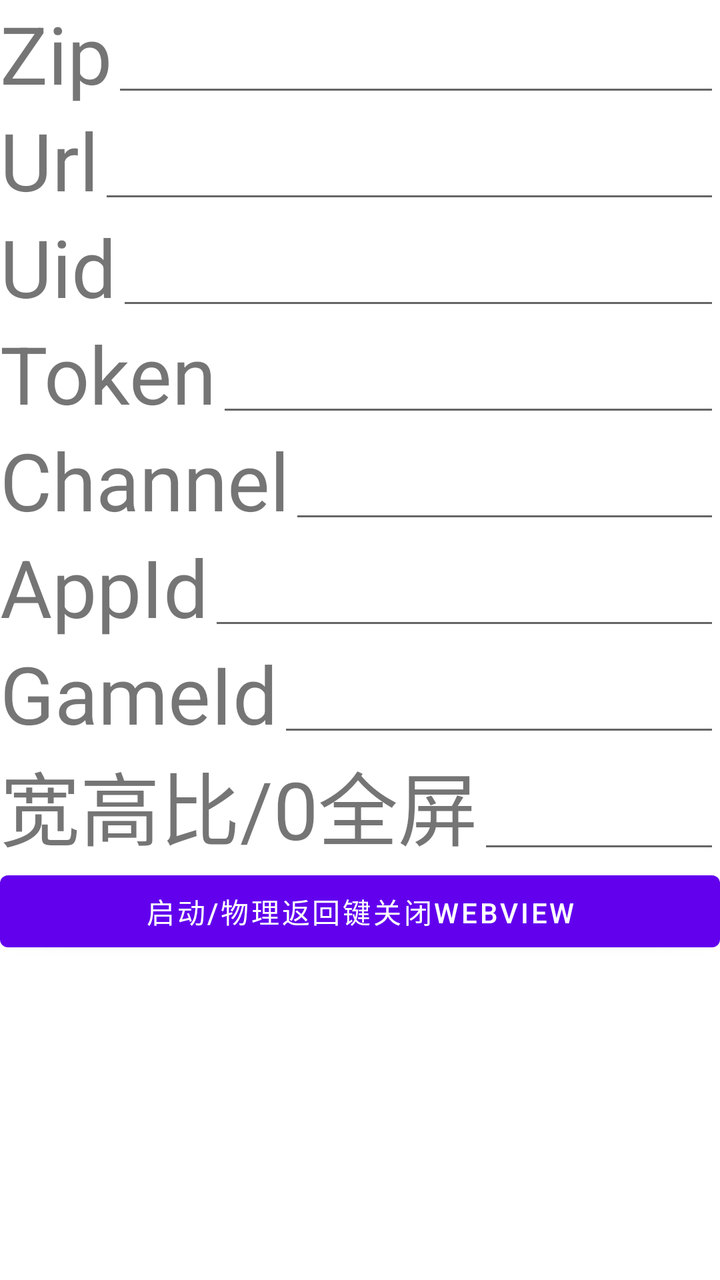
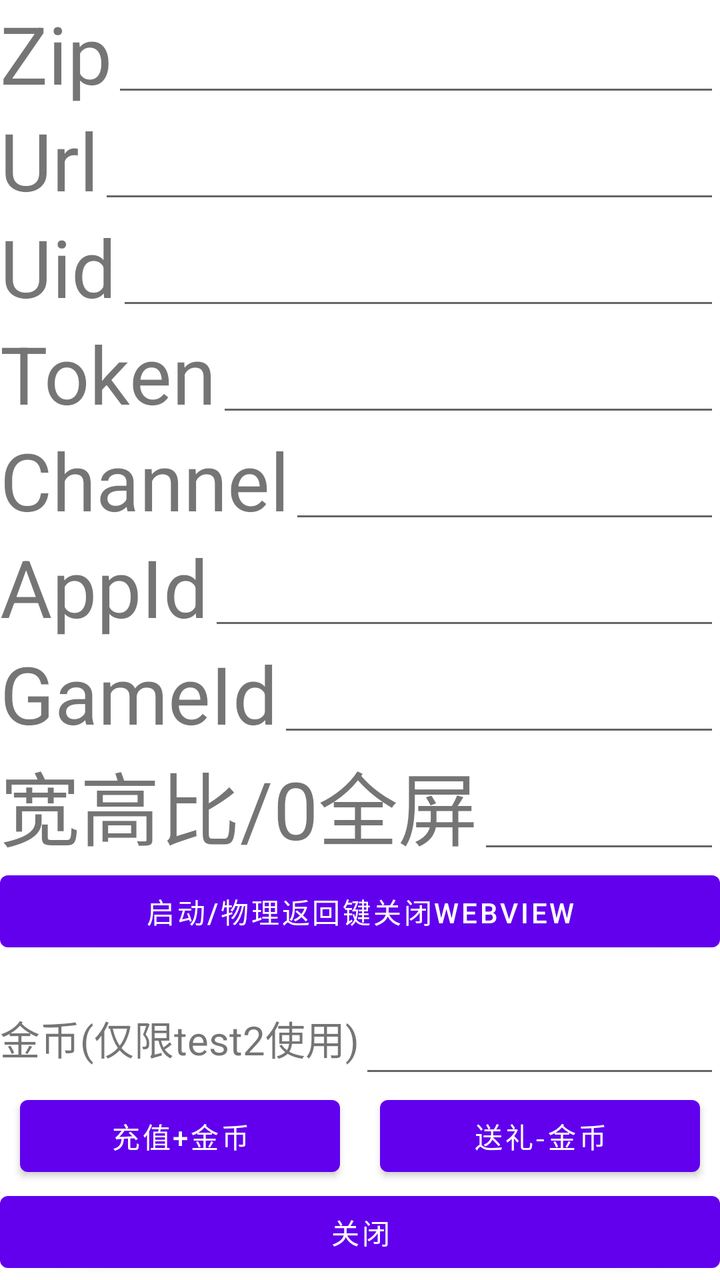

Before-and-after screenshots of an Android layout around one commit, followed by the original layout XML and the change that was made.
<!-- AndroidManifest.xml: application theme Theme.MyApplication -->
<!-- res/layout/main.xml -->
<?xml version="1.0" encoding="utf-8"?>
<FrameLayout xmlns:android="http://schemas.android.com/apk/res/android"
    android:layout_width="match_parent"
    android:layout_height="match_parent">

    <LinearLayout
        android:layout_width="match_parent"
        android:layout_height="match_parent"
        android:orientation="vertical">

        <LinearLayout
            android:layout_width="match_parent"
            android:layout_height="wrap_content">

            <TextView
                android:layout_width="wrap_content"
                android:layout_height="wrap_content"
                android:layout_gravity="center"
                android:text="@string/zip"
                android:textSize="40sp" />

            <EditText
                android:id="@+id/zip"
                android:layout_width="match_parent"
                android:layout_height="match_parent"
                android:layout_gravity="bottom"
                android:autofillHints=""
                android:inputType="text" />

        </LinearLayout>

        <LinearLayout
            android:layout_width="match_parent"
            android:layout_height="wrap_content">

            <TextView
                android:layout_width="wrap_content"
                android:layout_height="wrap_content"
                android:layout_gravity="center"
                android:text="@string/url"
                android:textSize="40sp" />

            <EditText
                android:id="@+id/url"
                android:layout_width="match_parent"
                android:layout_height="match_parent"
                android:layout_gravity="bottom"
                android:autofillHints=""
                android:inputType="text" />

        </LinearLayout>

        <LinearLayout
            android:layout_width="match_parent"
            android:layout_height="wrap_content">

            <TextView
                android:layout_width="wrap_content"
                android:layout_height="wrap_content"
                android:layout_gravity="center"
                android:text="@string/uid"
                android:textSize="40sp" />

            <EditText
                android:id="@+id/uid"
                android:layout_width="match_parent"
                android:layout_height="match_parent"
                android:layout_gravity="bottom"
                android:autofillHints=""
                android:inputType="text" />

        </LinearLayout>

        <LinearLayout
            android:layout_width="match_parent"
            android:layout_height="wrap_content">

            <TextView
                android:layout_width="wrap_content"
                android:layout_height="wrap_content"
                android:layout_gravity="center"
                android:text="@string/token"
                android:textSize="40sp" />

            <EditText
                android:id="@+id/token"
                android:layout_width="match_parent"
                android:layout_height="match_parent"
                android:layout_gravity="bottom"
                android:autofillHints=""
                android:inputType="text" />

        </LinearLayout>

        <LinearLayout
            android:layout_width="match_parent"
            android:layout_height="wrap_content">

            <TextView
                android:layout_width="wrap_content"
                android:layout_height="wrap_content"
                android:layout_gravity="center"
                android:text="@string/channel"
                android:textSize="40sp" />

            <EditText
                android:id="@+id/channel"
                android:layout_width="match_parent"
                android:layout_height="match_parent"
                android:layout_gravity="bottom"
                android:autofillHints=""
                android:inputType="text" />

        </LinearLayout>

        <LinearLayout
            android:layout_width="match_parent"
            android:layout_height="wrap_content">

            <TextView
                android:layout_width="wrap_content"
                android:layout_height="wrap_content"
                android:layout_gravity="center"
                android:text="@string/appId"
                android:textSize="40sp" />

            <EditText
                android:id="@+id/appId"
                android:layout_width="match_parent"
                android:layout_height="match_parent"
                android:layout_gravity="bottom"
                android:autofillHints=""
                android:inputType="text" />

        </LinearLayout>

        <LinearLayout
            android:layout_width="match_parent"
            android:layout_height="wrap_content">

            <TextView
                android:layout_width="wrap_content"
                android:layout_height="wrap_content"
                android:layout_gravity="center"
                android:text="@string/gameid"
                android:textSize="40sp" />

            <EditText
                android:id="@+id/gameid"
                android:layout_width="match_parent"
                android:layout_height="match_parent"
                android:layout_gravity="bottom"
                android:autofillHints=""
                android:inputType="text" />

        </LinearLayout>

        <LinearLayout
            android:layout_width="match_parent"
            android:layout_height="wrap_content">

            <TextView
                android:layout_width="wrap_content"
                android:layout_height="wrap_content"
                android:layout_gravity="center"
                android:text="@string/aspectRatio"
                android:textSize="40sp" />

            <EditText
                android:id="@+id/ratio"
                android:layout_width="match_parent"
                android:layout_height="match_parent"
                android:layout_gravity="bottom"
                android:autofillHints=""
                android:inputType="text" />

        </LinearLayout>

        <Button
            android:id="@+id/btn"
            android:layout_width="match_parent"
            android:layout_height="wrap_content"
            android:text="@string/start" />

    </LinearLayout>

    <WebView
        android:id="@+id/web"
        android:layout_width="match_parent"
        android:layout_height="300dp"
        android:layout_gravity="bottom"
        android:visibility="invisible" />

    <LinearLayout
        android:id="@+id/ll_topup"
        android:layout_width="match_parent"
        android:layout_height="wrap_content"
        android:layout_gravity="bottom"
        android:orientation="vertical"
        android:visibility="gone"
        >

        <LinearLayout
            android:layout_width="match_parent"
            android:layout_height="wrap_content"
            android:layout_margin="10dp">

            <TextView
                android:layout_width="wrap_content"
                android:layout_height="wrap_content"
                android:layout_gravity="center"
                android:text="@string/gold"
                android:textSize="20sp" />

            <EditText
                android:id="@+id/gold"
                android:layout_width="match_parent"
                android:layout_height="match_parent"
                android:layout_gravity="bottom"
                android:autofillHints=""
                android:inputType="text" />

        </LinearLayout>

        <LinearLayout
            android:layout_width="match_parent"
            android:layout_height="wrap_content">

            <Button
                android:id="@+id/btn_add"
                android:layout_width="match_parent"
                android:layout_height="wrap_content"
                android:layout_marginLeft="10dp"
                android:layout_marginRight="10dp"
                android:layout_weight="1"
                android:text="@string/add" />

            <Button
                android:id="@+id/btn_minus"
                android:layout_width="match_parent"
                android:layout_height="wrap_content"
                android:layout_marginLeft="10dp"
                android:layout_marginRight="10dp"
                android:layout_weight="1"
                android:text="@string/minus" />

        </LinearLayout>

        <Button
            android:id="@+id/btn_topup_close"
            android:layout_width="match_parent"
            android:layout_height="wrap_content"
            android:text="@string/close" />
    </LinearLayout>
</FrameLayout>
<!-- resources referenced by this layout -->
<resources>
  <string name="add">充值+金币</string>
  <string name="appId">AppId</string>
  <string name="aspectRatio">宽高比/0全屏</string>
  <string name="channel">Channel</string>
  <string name="close">关闭</string>
  <string name="gameid">GameId</string>
  <string name="gold">金币(仅限test2使用)</string>
  <string name="minus">送礼-金币</string>
  <string name="start">启动/物理返回键关闭webview</string>
  <string name="token">Token</string>
  <string name="uid">Uid</string>
  <string name="url">Url</string>
  <string name="zip">Zip</string>
  <style name="Theme.MyApplication" parent="Theme.MaterialComponents.DayNight.DarkActionBar">
          
          <item name="colorPrimary">@color/purple_500</item>
          <item name="colorPrimaryVariant">@color/purple_700</item>
          <item name="colorOnPrimary">@color/white</item>
          
          <item name="colorSecondary">@color/teal_200</item>
          <item name="colorSecondaryVariant">@color/teal_700</item>
          <item name="colorOnSecondary">@color/black</item>
          
          <item name="android:statusBarColor" tools:targetApi="l">?attr/colorPrimaryVariant</item>
          
      </style>
  <color name="purple_500">#FF6200EE</color>
  <color name="purple_700">#FF3700B3</color>
  <color name="white">#FFFFFFFF</color>
  <color name="teal_200">#FF03DAC5</color>
  <color name="teal_700">#FF018786</color>
  <color name="black">#FF000000</color>
</resources>

<!-- the commit's change to res/layout/main.xml (unified diff, before → after) -->
@@ -197,28 +197,30 @@
         android:layout_height="wrap_content"
         android:layout_gravity="bottom"
         android:orientation="vertical"
-        android:visibility="gone"
+        android:background="@color/white"
+        android:visibility="visible"
         >
 
         <LinearLayout
             android:layout_width="match_parent"
-            android:layout_height="wrap_content"
-            android:layout_margin="10dp">
-
-            <TextView
-                android:layout_width="wrap_content"
-                android:layout_height="wrap_content"
-                android:layout_gravity="center"
+            android:layout_height="50dp"
+            android:orientation="horizontal"
+            >
+
+            <TextView
+                android:layout_width="wrap_content"
+                android:layout_height="wrap_content"
+                android:layout_gravity="center_vertical"
                 android:text="@string/gold"
                 android:textSize="20sp" />
 
             <EditText
                 android:id="@+id/gold"
                 android:layout_width="match_parent"
-                android:layout_height="match_parent"
-                android:layout_gravity="bottom"
-                android:autofillHints=""
-                android:inputType="text" />
+                android:layout_gravity="bottom"
+                android:layout_height="40dp"
+                android:autofillHints=""
+                android:inputType="number" />
 
         </LinearLayout>
 
